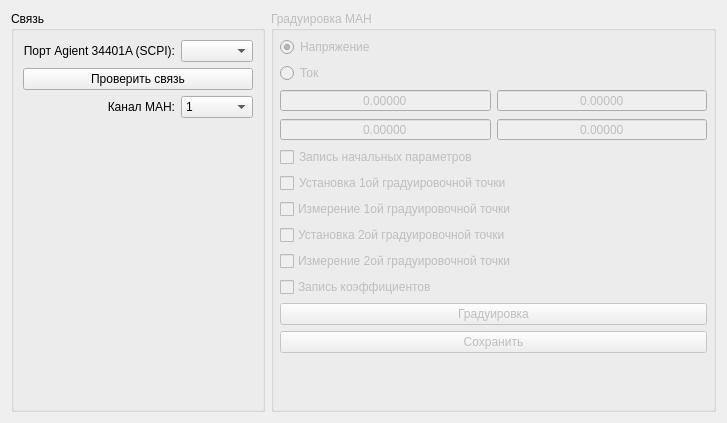
This is graduation.ui in XRay3D/MAN2_GUI as Qt 5 draws it before an edit. The edited form follows.
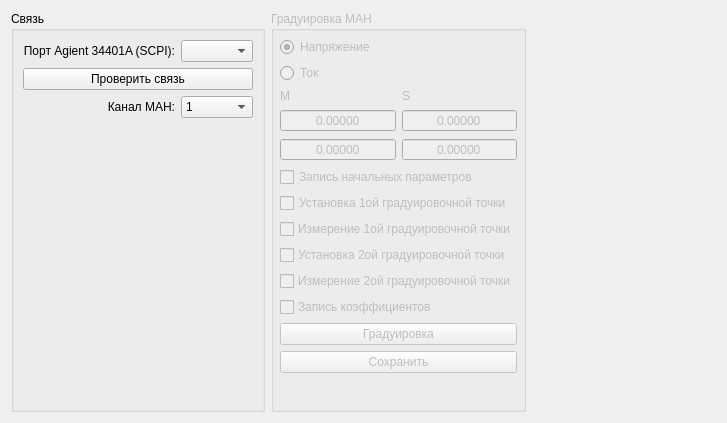
This is the edited form.

Patch:
```diff
--- a/graduation.ui
+++ b/graduation.ui
@@ -142,10 +142,25 @@
       <property name="bottomMargin">
        <number>6</number>
       </property>
-      <item row="10" column="0" colspan="2">
-       <widget class="QCheckBox" name="checkBox_5">
-        <property name="text">
-         <string>￼Измерение 2ой градуировочной точки</string>
+      <item row="6" column="1">
+       <widget class="QDoubleSpinBox" name="dsbxSet_2">
+        <property name="alignment">
+         <set>Qt::AlignCenter</set>
+        </property>
+        <property name="readOnly">
+         <bool>true</bool>
+        </property>
+        <property name="buttonSymbols">
+         <enum>QAbstractSpinBox::NoButtons</enum>
+        </property>
+        <property name="accelerated">
+         <bool>true</bool>
+        </property>
+        <property name="keyboardTracking">
+         <bool>false</bool>
+        </property>
+        <property name="decimals">
+         <number>5</number>
         </property>
        </widget>
       </item>
@@ -157,53 +172,6 @@
        </widget>
       </item>
       <item row="5" column="1">
-       <widget class="QDoubleSpinBox" name="dsbxSet_2">
-        <property name="alignment">
-         <set>Qt::AlignCenter</set>
-        </property>
-        <property name="readOnly">
-         <bool>true</bool>
-        </property>
-        <property name="buttonSymbols">
-         <enum>QAbstractSpinBox::NoButtons</enum>
-        </property>
-        <property name="accelerated">
-         <bool>true</bool>
-        </property>
-        <property name="keyboardTracking">
-         <bool>false</bool>
-        </property>
-        <property name="decimals">
-         <number>5</number>
-        </property>
-       </widget>
-      </item>
-      <item row="4" column="0">
-       <widget class="QDoubleSpinBox" name="dsbxMeasure_1">
-        <property name="alignment">
-         <set>Qt::AlignCenter</set>
-        </property>
-        <property name="readOnly">
-         <bool>true</bool>
-        </property>
-        <property name="buttonSymbols">
-         <enum>QAbstractSpinBox::NoButtons</enum>
-        </property>
-        <property name="accelerated">
-         <bool>true</bool>
-        </property>
-        <property name="keyboardTracking">
-         <bool>false</bool>
-        </property>
-        <property name="decimals">
-         <number>5</number>
-        </property>
-        <property name="maximum">
-         <double>999.990000000000009</double>
-        </property>
-       </widget>
-      </item>
-      <item row="4" column="1">
        <widget class="QDoubleSpinBox" name="dsbxSet_1">
         <property name="alignment">
          <set>Qt::AlignCenter</set>
@@ -228,46 +196,14 @@
         </property>
        </widget>
       </item>
-      <item row="2" column="0" colspan="2">
-       <widget class="QRadioButton" name="rbVoltage">
+      <item row="11" column="0" colspan="2">
+       <widget class="QCheckBox" name="checkBox_5">
         <property name="text">
-         <string>Напряжение</string>
+         <string>￼Измерение 2ой градуировочной точки</string>
         </property>
-        <property name="checked">
-         <bool>true</bool>
-        </property>
        </widget>
       </item>
-      <item row="8" column="0" colspan="2">
-       <widget class="QCheckBox" name="checkBox_3">
-        <property name="text">
-         <string>￼Измерение 1ой градуировочной точки</string>
-        </property>
-       </widget>
-      </item>
-      <item row="5" column="0">
-       <widget class="QDoubleSpinBox" name="dsbxMeasure_2">
-        <property name="alignment">
-         <set>Qt::AlignCenter</set>
-        </property>
-        <property name="readOnly">
-         <bool>true</bool>
-        </property>
-        <property name="buttonSymbols">
-         <enum>QAbstractSpinBox::NoButtons</enum>
-        </property>
-        <property name="accelerated">
-         <bool>true</bool>
-        </property>
-        <property name="keyboardTracking">
-         <bool>false</bool>
-        </property>
-        <property name="decimals">
-         <number>5</number>
-        </property>
-       </widget>
-      </item>
-      <item row="14" column="0" colspan="2">
+      <item row="15" column="0" colspan="2">
        <spacer name="verticalSpacer_2">
         <property name="orientation">
          <enum>Qt::Vertical</enum>
@@ -280,51 +216,142 @@
         </property>
        </spacer>
       </item>
-      <item row="9" column="0" colspan="2">
-       <widget class="QCheckBox" name="checkBox_4">
-        <property name="text">
-         <string>￼Установка 2ой градуировочной точки</string>
-        </property>
-       </widget>
-      </item>
-      <item row="11" column="0" colspan="2">
+      <item row="12" column="0" colspan="2">
        <widget class="QCheckBox" name="checkBox_6">
         <property name="text">
          <string>￼Запись коэффициентов</string>
         </property>
        </widget>
       </item>
+      <item row="13" column="0" colspan="2">
+       <widget class="QPushButton" name="pbStartGrad">
+        <property name="text">
+         <string>Градуировка</string>
+        </property>
+       </widget>
+      </item>
       <item row="7" column="0" colspan="2">
+       <widget class="QCheckBox" name="checkBox_1">
+        <property name="text">
+         <string>Запись начальных параметров</string>
+        </property>
+       </widget>
+      </item>
+      <item row="6" column="0">
+       <widget class="QDoubleSpinBox" name="dsbxMeasure_2">
+        <property name="alignment">
+         <set>Qt::AlignCenter</set>
+        </property>
+        <property name="readOnly">
+         <bool>true</bool>
+        </property>
+        <property name="buttonSymbols">
+         <enum>QAbstractSpinBox::NoButtons</enum>
+        </property>
+        <property name="accelerated">
+         <bool>true</bool>
+        </property>
+        <property name="keyboardTracking">
+         <bool>false</bool>
+        </property>
+        <property name="decimals">
+         <number>5</number>
+        </property>
+       </widget>
+      </item>
+      <item row="9" column="0" colspan="2">
+       <widget class="QCheckBox" name="checkBox_3">
+        <property name="text">
+         <string>￼Измерение 1ой градуировочной точки</string>
+        </property>
+       </widget>
+      </item>
+      <item row="5" column="0">
+       <widget class="QDoubleSpinBox" name="dsbxMeasure_1">
+        <property name="alignment">
+         <set>Qt::AlignCenter</set>
+        </property>
+        <property name="readOnly">
+         <bool>true</bool>
+        </property>
+        <property name="buttonSymbols">
+         <enum>QAbstractSpinBox::NoButtons</enum>
+        </property>
+        <property name="accelerated">
+         <bool>true</bool>
+        </property>
+        <property name="keyboardTracking">
+         <bool>false</bool>
+        </property>
+        <property name="decimals">
+         <number>5</number>
+        </property>
+        <property name="maximum">
+         <double>999.990000000000009</double>
+        </property>
+       </widget>
+      </item>
+      <item row="10" column="0" colspan="2">
+       <widget class="QCheckBox" name="checkBox_4">
+        <property name="text">
+         <string>￼Установка 2ой градуировочной точки</string>
+        </property>
+       </widget>
+      </item>
+      <item row="8" column="0" colspan="2">
        <widget class="QCheckBox" name="checkBox_2">
         <property name="text">
          <string>Установка 1ой градуировочной точки</string>
         </property>
        </widget>
       </item>
-      <item row="12" column="0" colspan="2">
-       <widget class="QPushButton" name="pbStartGrad">
-        <property name="text">
-         <string>Градуировка</string>
-        </property>
-       </widget>
-      </item>
-      <item row="13" column="0" colspan="2">
+      <item row="14" column="0" colspan="2">
        <widget class="QPushButton" name="pbSave">
         <property name="text">
          <string>Сохранить</string>
         </property>
        </widget>
       </item>
-      <item row="6" column="0" colspan="2">
-       <widget class="QCheckBox" name="checkBox_1">
+      <item row="2" column="0" colspan="2">
+       <widget class="QRadioButton" name="rbVoltage">
         <property name="text">
-         <string>Запись начальных параметров</string>
+         <string>Напряжение</string>
+        </property>
+        <property name="checked">
+         <bool>true</bool>
+        </property>
+       </widget>
+      </item>
+      <item row="4" column="0">
+       <widget class="QLabel" name="label">
+        <property name="text">
+         <string>M</string>
+        </property>
+       </widget>
+      </item>
+      <item row="4" column="1">
+       <widget class="QLabel" name="label_2">
+        <property name="text">
+         <string>S</string>
         </property>
        </widget>
       </item>
      </layout>
     </widget>
    </item>
+   <item>
+    <spacer name="horizontalSpacer">
+     <property name="orientation">
+      <enum>Qt::Horizontal</enum>
+     </property>
+     <property name="sizeHint" stdset="0">
+      <size>
+       <width>40</width>
+       <height>20</height>
+      </size>
+     </property>
+    </spacer>
+   </item>
   </layout>
  </widget>
  <resources/>
```
